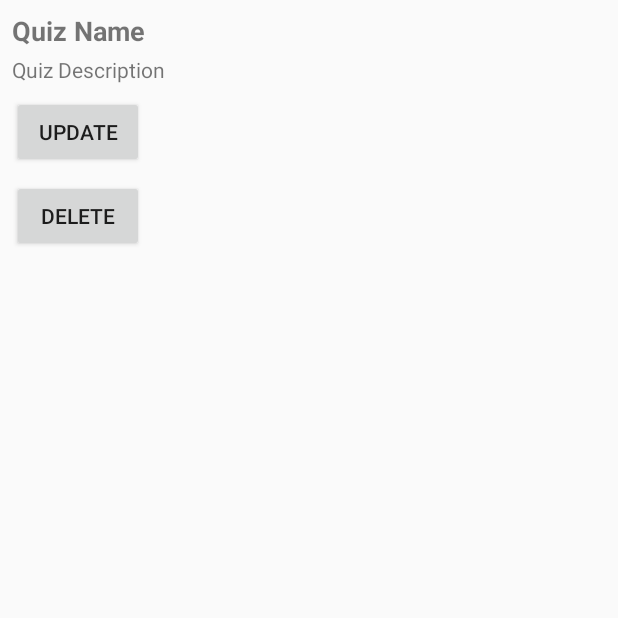
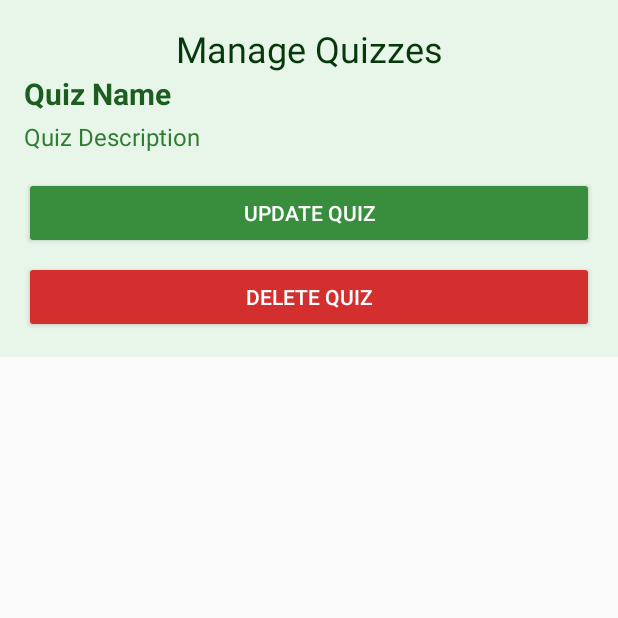
Before and after one commit to Dasunwee/Knowly, an Android app: the ItemQuizActivity screen opened directly, with no data from a screen before it, on a phone screen of 412 x 824 dp, the top half of it. Run offline under Robolectric (Android 15) with nearby library versions, the phone set to English and light mode, and no system bars.

Commit message:
Updated manage quizzes page

```diff
--- a/app/src/main/AndroidManifest.xml
+++ b/app/src/main/AndroidManifest.xml
@@ -13,13 +13,13 @@
         android:theme="@style/Theme.AppCompat.Light.NoActionBar"
         tools:targetApi="31">
         <activity
-            android:name=".ManageQuizzesActivity2"
+            android:name=".ManageQuizzesActivity"
             android:exported="false" />
+        <activity android:name=".edit_profile"
+            android:exported="false" />
+
         <activity
-            android:name=".ItemQuizActivity2"
-            android:exported="false" />
-        <activity
-            android:name=".ManageQuizzesActivity"
+            android:name=".ItemQuizActivity"
             android:exported="false" />
         <activity
             android:name=".ItemQuestionActivity"
@@ -27,9 +27,7 @@
         <activity
             android:name=".ManageQuestionsActivity"
             android:exported="false" />
-        <activity
-            android:name=".ItemQuizActivity"
-            android:exported="false" />
+
         <activity
             android:name=".item_resource"
             android:exported="false" />
--- a/app/src/main/res/layout/activity_manage_quizzes.xml
+++ b/app/src/main/res/layout/activity_manage_quizzes.xml
@@ -6,6 +6,15 @@
     android:padding="16dp">
 
     <!-- Add/Update Quiz Section -->
+    <TextView
+        android:id="@+id/textView2"
+        android:layout_width="match_parent"
+        android:layout_height="wrap_content"
+        android:text="Add Quizzes"
+        android:textAlignment="center"
+        android:textColor="#529754"
+        android:textSize="24sp" />
+
     <EditText
         android:id="@+id/etQuizName"
         android:layout_width="match_parent"
--- a/app/src/main/res/layout/item_quiz.xml
+++ b/app/src/main/res/layout/item_quiz.xml
@@ -3,35 +3,58 @@
     android:layout_width="match_parent"
     android:layout_height="wrap_content"
     android:orientation="vertical"
-    android:padding="8dp">
+    android:padding="16dp"
+    android:background="#E8F5E9">
+
+    <TextView
+        android:id="@+id/textView"
+        android:layout_width="match_parent"
+        android:layout_height="wrap_content"
+        android:text="Manage Quizzes"
+        android:textAlignment="center"
+        android:textColor="#07380B"
+        android:textSize="24sp" />
 
     <TextView
         android:id="@+id/tvQuizName"
         android:layout_width="wrap_content"
         android:layout_height="wrap_content"
         android:text="Quiz Name"
-        android:textSize="18sp"
-        android:textStyle="bold"/>
+        android:textSize="20sp"
+        android:textStyle="bold"
+        android:textColor="#1B5E20"
+    android:paddingBottom="4dp" />
 
     <TextView
         android:id="@+id/tvQuizDescription"
         android:layout_width="wrap_content"
         android:layout_height="wrap_content"
         android:text="Quiz Description"
-        android:textSize="14sp"
-        android:layout_marginTop="4dp"/>
+        android:textSize="16sp"
+        android:textColor="#2E7D32"
+    android:paddingBottom="8dp"/>
 
     <Button
         android:id="@+id/btnUpdateQuiz"
-        android:layout_width="wrap_content"
+        android:layout_width="match_parent"
         android:layout_height="wrap_content"
-        android:text="Update"
-        android:layout_marginTop="8dp"/>
+        android:text="Update Quiz"
+        android:textColor="#FFFFFF"
+        android:backgroundTint="#388E3C"
+
+    android:padding="12dp"
+    android:elevation="4dp"
+    android:layout_marginTop="8dp"/>
 
     <Button
         android:id="@+id/btnDeleteQuiz"
-        android:layout_width="wrap_content"
+        android:layout_width="match_parent"
         android:layout_height="wrap_content"
-        android:text="Delete"
-        android:layout_marginTop="8dp"/>
+        android:text="Delete Quiz"
+        android:textColor="#FFFFFF"
+        android:backgroundTint="#D32F2F"
+
+    android:padding="12dp"
+    android:elevation="4dp"
+    android:layout_marginTop="8dp"/>
 </LinearLayout>
```
